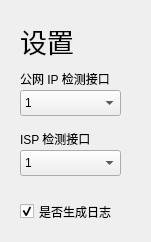
Before: the Qt Designer form src/settings.ui in akass-org/Cipher_Tools, drawn with Qt 5.
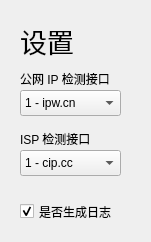
After: the same form once the commit is applied.

The edit to the form file:
```diff
--- a/src/settings.ui
+++ b/src/settings.ui
@@ -37,7 +37,7 @@
    </property>
    <item>
     <property name="text">
-     <string>1</string>
+     <string>1 - ipw.cn</string>
     </property>
    </item>
    <item>
@@ -70,7 +70,7 @@
    </property>
    <item>
     <property name="text">
-     <string>1</string>
+     <string>1 - cip.cc</string>
     </property>
    </item>
    <item>
```
Left out of the diff: 2 changed lines with no effect on the pictures.
